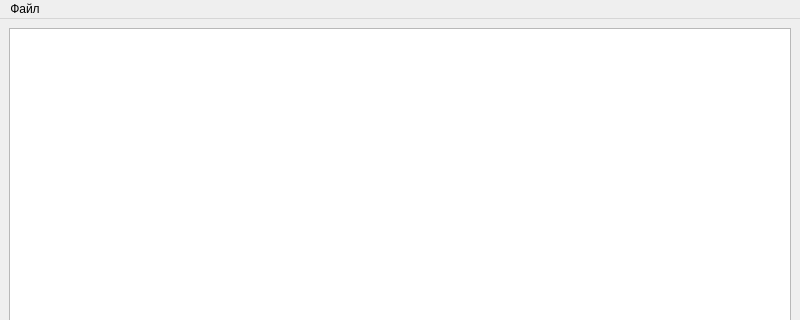
Old version of the form mainwindow.ui in the repository TymofiiPys/CourseWork_ImageProcessingTool; both pictures show x 0 to 800 and y 0 to 320 of the 800 by 600 pixel window.
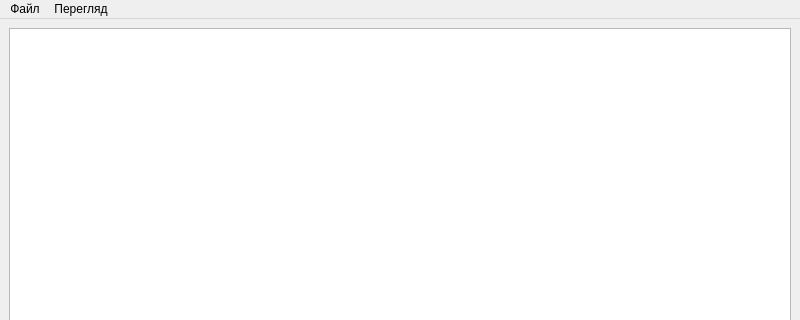
New version of the form. Icons and pictures are not drawn.

Commit message: Added scaling, next to do is moving across it

```diff
--- a/mainwindow.ui
+++ b/mainwindow.ui
@@ -39,7 +39,7 @@
      <height>21</height>
     </rect>
    </property>
-   <widget class="QMenu" name="menu">
+   <widget class="QMenu" name="menuFile">
     <property name="title">
      <string>Файл</string>
     </property>
@@ -53,7 +53,21 @@
     <addaction name="separator"/>
     <addaction name="actionExit"/>
    </widget>
-   <addaction name="menu"/>
+   <widget class="QMenu" name="menuView">
+    <property name="title">
+     <string>Перегляд</string>
+    </property>
+    <widget class="QMenu" name="menuScaling">
+     <property name="title">
+      <string>Масштаб</string>
+     </property>
+     <addaction name="actionZoomIn"/>
+     <addaction name="actionZoomOut"/>
+    </widget>
+    <addaction name="menuScaling"/>
+   </widget>
+   <addaction name="menuFile"/>
+   <addaction name="menuView"/>
   </widget>
   <widget class="QStatusBar" name="statusbar"/>
   <action name="actionExit">
```
Left out of the diff: 16 changed lines with no effect on the pictures. The commit also changes 2 other files.
